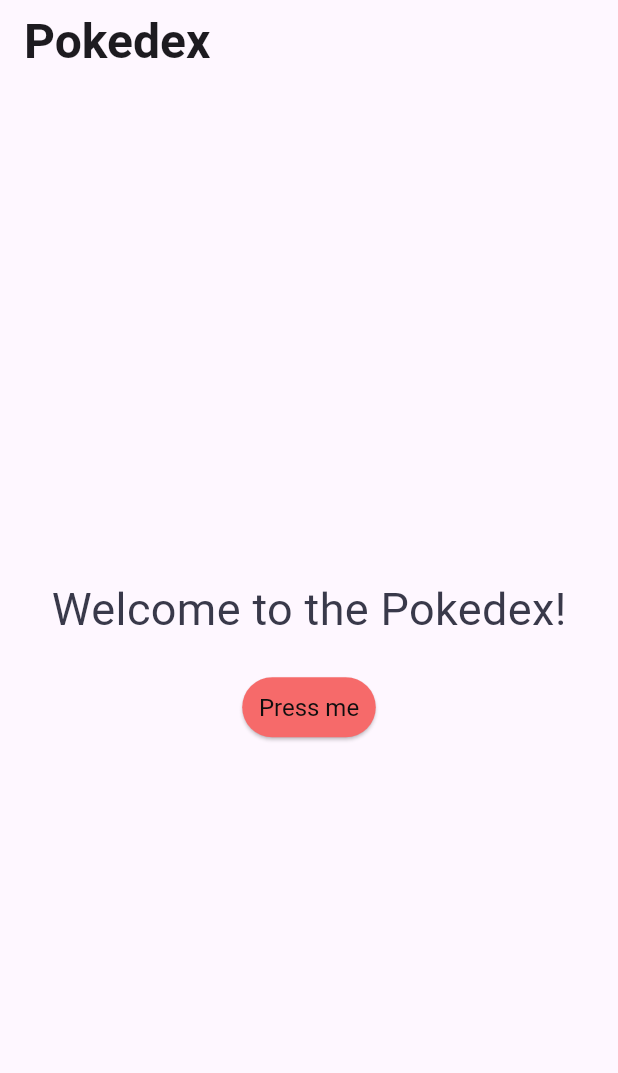
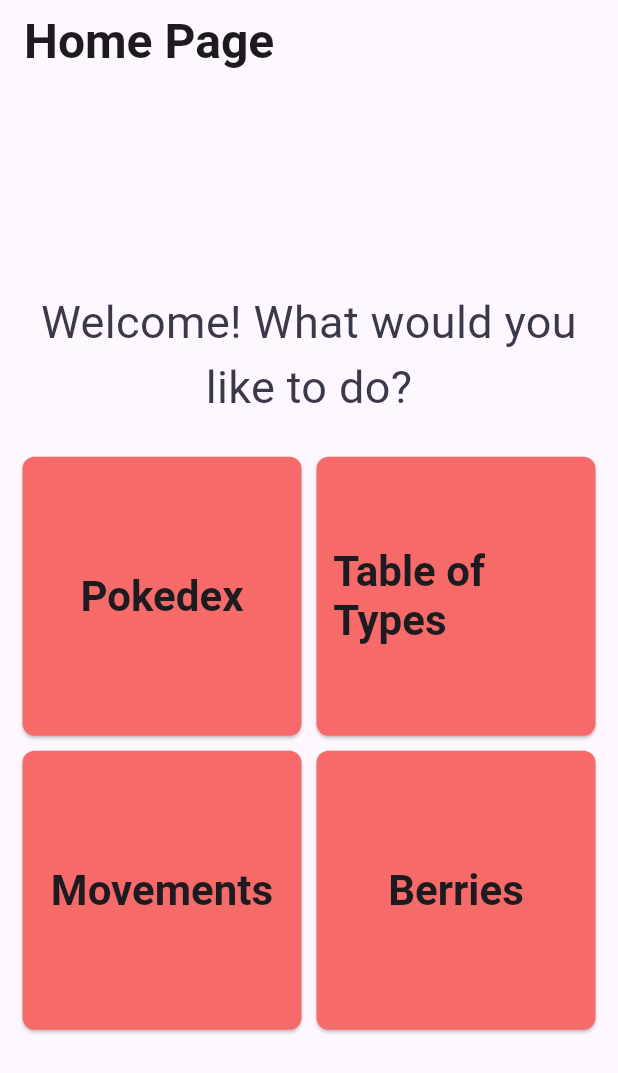
Before and after one commit to Andy-Leo10/pokedex, a Flutter app: the screen it shows after launch, on a phone screen of 412 x 824 dp. Shown: the top 1073 px of the screen. Run offline on Flutter 3.47's test engine with Material 3 defaults, Android fonts, the phone set to English and light mode, and no system bars; Roboto replaces fonts that are missing (GoogleSans).

Commit message:
Enhance UI by updating font sizes, adding button styles, and implementing navigation routes

```diff
--- /dev/null
+++ b/lib/configs/routes.dart
@@ -0,0 +1,8 @@
+class PokeRoutes {
+  PokeRoutes._();
+  static const String home = '/';
+  static const String pokedex = 'pokedex';
+  static const String tableTypes = 'tableTypes';
+  static const String movements = 'movements';
+  static const String berries = 'berries';
+}
--- a/lib/design/fonts.dart
+++ b/lib/design/fonts.dart
@@ -2,7 +2,7 @@
 
 class PokeFonts {
   PokeFonts._();
-  static const double bodyLarge = 20.0;
+  static const double bodyLarge = 28.0;
   static const double bodyMedium = 16.0;
   static const double bodySmall = 10.0;
   static const double titleLarge = 32.0;
--- /dev/null
+++ b/lib/design/radius.dart
@@ -0,0 +1,8 @@
+// import 'package:flutter/material.dart';
+
+class PokeRadius {
+  PokeRadius._();
+  static const double small = 4.0;
+  static const double medium = 8.0;
+  static const double large = 16.0;
+}
--- a/lib/design/themes.dart
+++ b/lib/design/themes.dart
@@ -1,6 +1,7 @@
 import 'package:flutter/material.dart';
 import 'package:pokedex/design/colors.dart';
 import 'package:pokedex/design/fonts.dart';
+import 'package:pokedex/design/radius.dart';
 
 class PokeThemes {
   PokeThemes._();
@@ -10,9 +11,9 @@ class PokeThemes {
 
     // TEXT THEME
     textTheme: const TextTheme(
-      bodyLarge: TextStyle(fontSize: PokeFonts.bodyLarge),
-      bodyMedium: TextStyle(fontSize: PokeFonts.bodyMedium),
-      bodySmall: TextStyle(fontSize: PokeFonts.bodySmall),
+      bodyLarge: TextStyle(fontSize: PokeFonts.bodyLarge, fontWeight: FontWeight.bold),
+      bodyMedium: TextStyle(fontSize: PokeFonts.bodyMedium, fontWeight: FontWeight.bold),
+      bodySmall: TextStyle(fontSize: PokeFonts.bodySmall, fontWeight: FontWeight.bold),
       titleLarge: TextStyle(
         fontSize: PokeFonts.titleLarge,
         fontWeight: FontWeight.bold,
@@ -48,10 +49,34 @@ class PokeThemes {
     // BUTTON THEME
     elevatedButtonTheme: ElevatedButtonThemeData(
       style: ButtonStyle(
+        shape: WidgetStateProperty.all<RoundedRectangleBorder>(
+          RoundedRectangleBorder(
+            borderRadius: BorderRadius.circular(PokeRadius.medium),
+          ),
+        ),
+        backgroundColor: WidgetStateProperty.all<Color>(PokeColors.lightColor),
+        foregroundColor: WidgetStateProperty.all<Color>(PokeColors.colorBorder),
+        textStyle: WidgetStateProperty.all<TextStyle>(TextStyle(fontSize: PokeFonts.bodyMedium),
+        ),
+      ),
+    ),
+  );
+
+  static ThemeData widgetsTheme = ThemeData(
+    // BUTTON THEME
+    elevatedButtonTheme: ElevatedButtonThemeData(
+      style: ButtonStyle(
+        shape: WidgetStateProperty.all<RoundedRectangleBorder>(
+          RoundedRectangleBorder(
+            borderRadius: BorderRadius.circular(PokeRadius.medium),
+          ),
+        ),
         backgroundColor: WidgetStateProperty.all<Color>(PokeColors.lightColor),
         foregroundColor: WidgetStateProperty.all<Color>(PokeColors.colorBorder),
         textStyle: WidgetStateProperty.all<TextStyle>(
-          TextStyle(fontSize: PokeFonts.bodyMedium),
+          TextStyle(fontSize: PokeFonts.bodyLarge,
+                    fontWeight: FontWeight.bold,
+          ),
         ),
       ),
     ),
--- /dev/null
+++ b/lib/models/pokemon.dart
@@ -0,0 +1,14 @@
+
+class Pokemon {
+  final String name;
+  final String url;
+
+  Pokemon({required this.name, required this.url});
+
+  factory Pokemon.fromJson(Map<String, dynamic> json) {
+    return Pokemon(
+      name: json['name'],
+      url: json['url'],
+    );
+  }
+}
--- a/lib/pages/poke_home_page.dart
+++ b/lib/pages/poke_home_page.dart
@@ -1,7 +1,16 @@
 import 'package:flutter/material.dart';
+import 'package:pokedex/configs/routes.dart';
 import 'package:pokedex/design/themes.dart';
+// pages
+import 'package:pokedex/configs/routes.dart';
 // widgets
 import 'package:pokedex/widgets/poke_button.dart';
+import 'package:pokedex/widgets/poke_tile.dart';
+// for pokeapi
+import 'dart:convert';
+import 'package:http/http.dart' as http;
+// models
+import 'package:pokedex/models/pokemon.dart';
 
 class PokeHomePage extends StatelessWidget {
   const PokeHomePage({super.key, required this.title});
@@ -18,17 +27,53 @@ class PokeHomePage extends StatelessWidget {
         child: Column(
           mainAxisAlignment: MainAxisAlignment.center,
           children: [
-        Text(
-          'Welcome to the Pokedex!',
-          style: PokeThemes.defaultTheme.textTheme.labelLarge,
-        ),
-        const SizedBox(height: 20),
-        PokeButton(
-          text: 'Press me',
-          onPressed: () {
-            print('Button pressed');
-          },
-        ),
+            Container(
+              margin: const EdgeInsets.all(15),
+              child: Text(
+              'Welcome! What would you like to do?',
+              style: PokeThemes.defaultTheme.textTheme.labelLarge,
+              textAlign: TextAlign.center,
+              ),
+            ),
+            const SizedBox(height: 10),
+            // add an arrange of 4 tiles in 2x2 grid with margin
+            Container(
+              margin: const EdgeInsets.fromLTRB(15, 0, 15, 15),
+              child: GridView.count(
+                shrinkWrap: true,
+                crossAxisCount: 2,
+                mainAxisSpacing: 10,
+                crossAxisSpacing: 10,
+                children: [
+                  PokeTile(
+                    title: 'Pokedex',
+                    onPressed: () {
+                      print('Pokedex pressed');
+                      // open the pokedex page
+                      Navigator.pushNamed(context, PokeRoutes.pokedex);
+                    },
+                  ),
+                  PokeTile(
+                    title: 'Table of Types',
+                    onPressed: () {
+                      print('Table of Types pressed');
+                    },
+                  ),
+                  PokeTile(
+                    title: 'Movements',
+                    onPressed: () {
+                      print('Movements pressed');
+                    },
+                  ),
+                  PokeTile(
+                    title: 'Berries',
+                    onPressed: () {
+                      print('Berries pressed');
+                    },
+                  ),
+                ],
+              ),
+            ),
           ],
         ),
       ),
--- /dev/null
+++ b/lib/pages/poke_pokedex.dart
@@ -0,0 +1,15 @@
+import 'package:flutter/material.dart';
+
+class PokePokedex extends StatelessWidget {
+  @override
+  Widget build(BuildContext context) {
+    return Scaffold(
+      appBar: AppBar(
+        title: Text('Pokedex'),
+      ),
+      body: Center(
+        child: Text('Welcome to the Pokedex!'),
+      ),
+    );
+  }
+}
--- a/lib/poke_app.dart
+++ b/lib/poke_app.dart
@@ -1,7 +1,9 @@
 import 'package:flutter/material.dart';
 import 'package:pokedex/design/themes.dart';
 // pages
+import 'package:pokedex/configs/routes.dart';
 import 'package:pokedex/pages/poke_home_page.dart';
+import 'package:pokedex/pages/poke_pokedex.dart';
 
 class PokeApp extends StatelessWidget {
   const PokeApp({super.key});
@@ -10,9 +12,15 @@ class PokeApp extends StatelessWidget {
   @override
   Widget build(BuildContext context) {
     return MaterialApp(
-      title: 'Pokedex by Andy-Leo',
+      title: 'Sinsodex',
       theme: PokeThemes.defaultTheme,
-      home: const PokeHomePage(title: 'Pokedex'),
+      routes: {
+        PokeRoutes.home: (context) => const PokeHomePage(title: 'Home Page'),
+        // PokeRoutes.pokedex: (context) => PokePokedex(),
+        // PokeRoutes.tableTypes: (context) => const PokeTableTypes(title: 'Table of Types'),
+        // PokeRoutes.movements: (context) => const PokeMovements(title: 'Movements'),
+        // PokeRoutes.berries: (context) => const PokeBerries(title: 'Berries'),
+      },
     );
   }
 }
--- /dev/null
+++ b/lib/widgets/poke_tile.dart
@@ -0,0 +1,25 @@
+import 'package:flutter/material.dart';
+import 'package:pokedex/design/themes.dart';
+
+class PokeTile extends StatelessWidget {
+  const PokeTile({super.key, required this.title, required this.onPressed});
+
+  final String title;
+  final VoidCallback onPressed;
+
+  @override
+  Widget build(BuildContext context) {
+    return SizedBox(
+      width: 150,
+      height: 150,
+      child: ElevatedButton(
+        onPressed: onPressed,
+        style: PokeThemes.widgetsTheme.elevatedButtonTheme.style,
+        child: Text(
+          title,
+          style: PokeThemes.defaultTheme.textTheme.bodyLarge,
+        ),
+      ),
+    );
+  }
+}
--- a/pubspec.yaml
+++ b/pubspec.yaml
@@ -34,6 +34,8 @@ dependencies:
   # The following adds the Cupertino Icons font to your application.
   # Use with the CupertinoIcons class for iOS style icons.
   cupertino_icons: ^1.0.8
+
+  http: ^0.13.3
 
 dev_dependencies:
   flutter_test:
```
Also changed, not shown: pubspec.lock.
